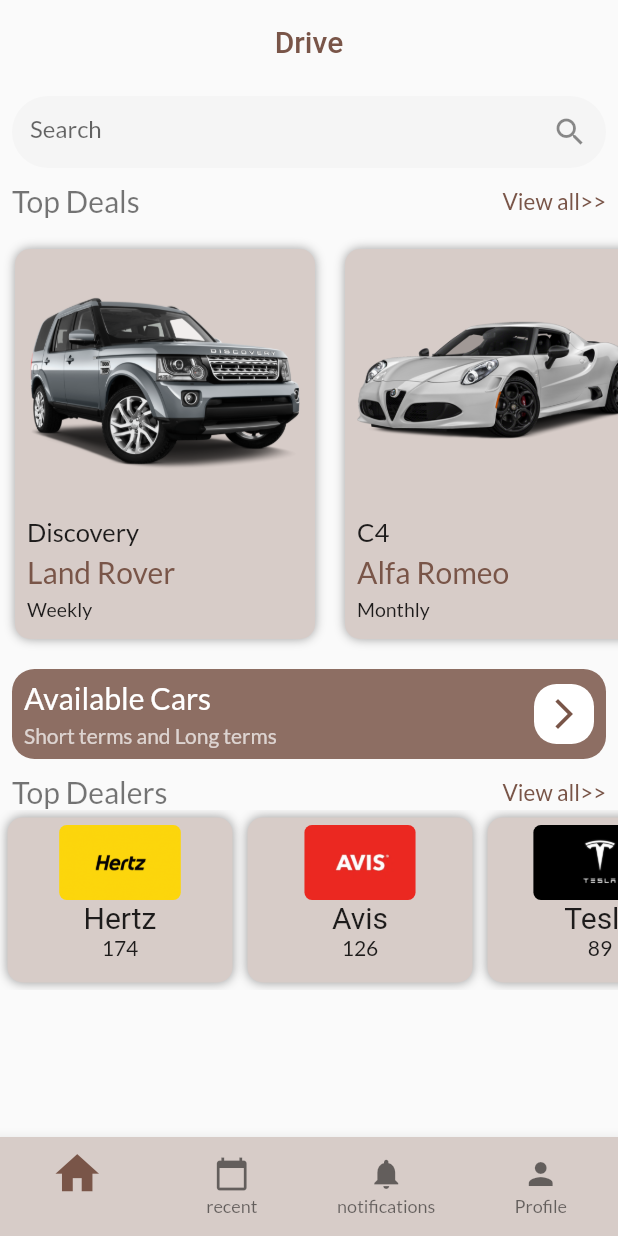
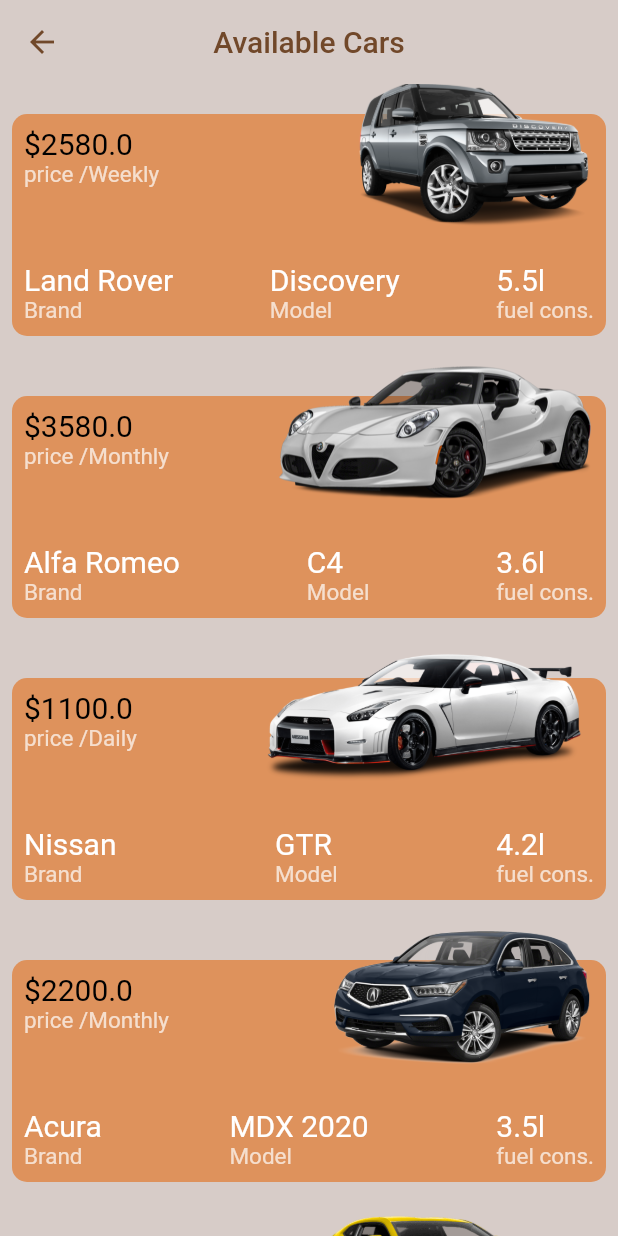
Before and after one commit to shema-ryan/drive, a Flutter app: the screen it shows once a user with an empty profile is signed in, after a tap on "Available Cars", on a phone screen of 412 x 824 dp. Run offline on Flutter 3.47's test engine with Material 2 defaults, Android fonts, the phone set to English and light mode, and no system bars; our stand-ins replace cloud_firestore, country_code_picker, firebase_auth, firebase_core, google_fonts; accounts and stored records are empty; network calls fail.

Commit message:
drive-app

```diff
--- a/lib/Authentication/ForgotPassword.dart
+++ b/lib/Authentication/ForgotPassword.dart
@@ -66,7 +66,7 @@
                             fillColor: Colors.grey.withOpacity(0.4)),
                       ),
                       SizedBox(
-                        height: 30,
+                        height: size.height * 0.04,
                       ),
                       GestureDetector(
                         onTap: () {
--- a/lib/Authentication/RegisterForm.dart
+++ b/lib/Authentication/RegisterForm.dart
@@ -152,8 +152,8 @@
             ),
             ListView(
               children: [
-                const SizedBox(
-                  height: 100,
+                SizedBox(
+                  height: size.height * 0.13,
                 ),
                 Center(
                   child: RichText(
@@ -178,11 +178,11 @@
                   ),
                 ),
                 SizedBox(
-                  height: 100,
+                  height: size.height * 0.13,
                 ),
                 AnimatedContainer(
                   duration: Duration(seconds: 1),
-                  height: _signState ? 470 : 300,
+                  height: _signState ? size.height * 0.62 : size.height * 0.4,
                   child: Card(
                     color: Colors.white54,
                     margin: const EdgeInsets.all(8.0),
@@ -324,7 +324,7 @@
                                   )),
                             if (_signState)
                               SizedBox(
-                                height: 20,
+                                height: size.height * 0.03,
                               ),
                             _loadingSpinner
                                 ? Center(
--- /dev/null
+++ b/lib/Screens/Available.dart
@@ -0,0 +1,137 @@
+import 'package:flutter/material.dart';
+import 'package:google_fonts/google_fonts.dart';
+import '../model/model.dart';
+
+class AvailableCars extends StatelessWidget {
+  static const String routeName = '/Available';
+  @override
+  Widget build(BuildContext context) {
+    return Scaffold(
+      backgroundColor: Theme.of(context).accentColor,
+      appBar: AppBar(
+        leading: IconButton(
+          onPressed: () {
+            Navigator.of(context).pop();
+          },
+          icon: Icon(
+            Icons.arrow_back,
+            color: Color(0xFF71482A),
+          ),
+        ),
+        brightness: Brightness.light,
+        backgroundColor: Colors.transparent,
+        elevation: 0.0,
+        centerTitle: true,
+        title: Text(
+          'Available Cars',
+          style: GoogleFonts.aBeeZee()
+              .copyWith(fontSize: 20, color: Color(0xFF71482A)),
+        ),
+      ),
+      body: ListView.builder(
+        padding: EdgeInsets.symmetric(horizontal: 8.0),
+        itemCount: Data.getCarList.length,
+        itemBuilder: (BuildContext context, int index) {
+          return Stack(
+            children: [
+              Container(
+                  padding: EdgeInsets.all(8.0),
+                  margin: EdgeInsets.symmetric(vertical: 20),
+                  decoration: BoxDecoration(
+                    borderRadius: BorderRadius.circular(10.0),
+                    color: Color(0xFFDE925C),
+                  ),
+                  child: Column(
+                    crossAxisAlignment: CrossAxisAlignment.start,
+                    children: [
+                      Column(
+                        crossAxisAlignment: CrossAxisAlignment.start,
+                        mainAxisAlignment: MainAxisAlignment.start,
+                        children: [
+                          Text(
+                            '\$' + '${Data.getCarList[index].price}',
+                            style: GoogleFonts.aBeeZee()
+                                .copyWith(fontSize: 20, color: Colors.black),
+                          ),
+                          Text(
+                            'price /' + Data.getCarList[index].condition,
+                            style: GoogleFonts.aBeeZee()
+                                .copyWith(fontSize: 15, color: Colors.white70),
+                          ),
+                        ],
+                      ),
+                      SizedBox(
+                        height: 50,
+                      ),
+                      Row(
+                        mainAxisAlignment: MainAxisAlignment.spaceBetween,
+                        children: [
+                          Column(
+                            crossAxisAlignment: CrossAxisAlignment.start,
+                            mainAxisAlignment: MainAxisAlignment.start,
+                            children: [
+                              Text(
+                                Data.getCarList[index].brand,
+                                style: GoogleFonts.aBeeZee().copyWith(
+                                    fontSize: 20, color: Colors.white),
+                              ),
+                              Text(
+                                'Brand',
+                                style: GoogleFonts.aBeeZee().copyWith(
+                                    fontSize: 15, color: Colors.white70),
+                              ),
+                            ],
+                          ),
+                          Column(
+                            crossAxisAlignment: CrossAxisAlignment.start,
+                            mainAxisAlignment: MainAxisAlignment.start,
+                            children: [
+                              Text(
+                                Data.getCarList[index].model,
+                                style: GoogleFonts.aBeeZee().copyWith(
+                                    fontSize: 20, color: Colors.white),
+                              ),
+                              Text(
+                                'Model',
+                                style: GoogleFonts.aBeeZee().copyWith(
+                                    fontSize: 15, color: Colors.white70),
+                              ),
+                            ],
+                          ),
+                          Column(
+                            crossAxisAlignment: CrossAxisAlignment.start,
+                            mainAxisAlignment: MainAxisAlignment.start,
+                            children: [
+                              Text(
+                                Data.getCarList[index].fuelConsumption ??
+                                    'shem',
+                                style: GoogleFonts.aBeeZee().copyWith(
+                                    fontSize: 20, color: Colors.white),
+                              ),
+                              Text(
+                                'fuel cons.',
+                                style: GoogleFonts.aBeeZee().copyWith(
+                                    fontSize: 15, color: Colors.white70),
+                              ),
+                            ],
+                          )
+                        ],
+                      ),
+                    ],
+                  )),
+              Positioned(
+                right: 10,
+                top: -5,
+                child: Image.asset(
+                  Data.getCarList[index].images[0],
+                  height: 100,
+                  fit: BoxFit.contain,
+                ),
+              ),
+            ],
+          );
+        },
+      ),
+    );
+  }
+}
--- a/lib/Screens/StartPage.dart
+++ b/lib/Screens/StartPage.dart
@@ -1,9 +1,13 @@
+import 'package:drive/Screens/Available.dart';
+import 'package:drive/services/Authentication.dart';
 import 'package:firebase_auth/firebase_auth.dart';
 import 'package:flutter/material.dart';
 import 'package:google_fonts/google_fonts.dart';
 import '../model/model.dart';
+import 'package:flutter/services.dart';
 
 class StartPage extends StatefulWidget {
+  static const String routeName = '/startPage';
   @override
   _StartPageState createState() => _StartPageState();
 }
@@ -13,8 +17,21 @@
   int _current = 0;
   @override
   Widget build(BuildContext context) {
+    final Size size = MediaQuery.of(context).size;
     return Scaffold(
+      backgroundColor: Theme.of(context).accentColor,
       appBar: AppBar(
+        actions: [
+          IconButton(
+            onPressed: () {
+              Authentication.signOut();
+            },
+            icon: Icon(
+              Icons.settings,
+              color: Colors.brown,
+            ),
+          ),
+        ],
         brightness: Brightness.light,
         backgroundColor: Colors.transparent,
         elevation: 0.0,
@@ -42,14 +59,14 @@
                     },
                     decoration: InputDecoration(
                         filled: true,
-                        fillColor: Colors.grey[100],
+                        fillColor: Colors.grey,
                         border: InputBorder.none,
                         hintText: 'Search',
                         suffixIcon: Icon(Icons.search))),
               ),
             ),
-            const SizedBox(
-              height: 10,
+            SizedBox(
+              height: size.height * 0.013,
             ),
             Padding(
               padding: const EdgeInsets.symmetric(horizontal: 8.0),
@@ -74,23 +91,22 @@
               ),
             ),
             SizedBox(
-              height: 10,
+              height: size.height * 0.013,
             ),
             Container(
-              height: 280,
+              height: size.height * 0.37,
               width: double.infinity,
               child: ListView.builder(
                 physics: BouncingScrollPhysics(),
                 scrollDirection: Axis.horizontal,
                 itemCount: Data.getCarList.length,
                 itemBuilder: (BuildContext context, int index) {
-                  print(Data.getCarList.length);
                   return Container(
                     padding: const EdgeInsets.all(8.0),
-                    width: 200,
+                    width: size.width * 0.51,
                     margin: const EdgeInsets.all(10.0),
                     decoration: BoxDecoration(
-                      color: Theme.of(context).accentColor,
+                      color: Colors.brown[300],
                       borderRadius: BorderRadius.circular(10.0),
                       boxShadow: [
                         BoxShadow(
@@ -104,29 +120,31 @@
                       children: [
                         Image.asset(
                           Data.getCarList[index].images[0],
-                          height: 160,
+                          height: size.height * 0.21,
                         ),
                         SizedBox(
-                          height: 10,
+                          height: size.height * 0.013,
                         ),
                         Text(
                           Data.getCarList[index].model,
-                          style: GoogleFonts.lato().copyWith(fontSize: 17),
+                          style: GoogleFonts.lato()
+                              .copyWith(fontSize: 17, color: Colors.white),
                         ),
                         SizedBox(
-                          height: 5,
+                          height: size.height * 0.007,
                         ),
                         Text(
                           Data.getCarList[index].brand,
                           style: GoogleFonts.lato()
-                              .copyWith(fontSize: 20, color: Colors.brown),
+                              .copyWith(fontSize: 20, color: Colors.white),
                         ),
                         SizedBox(
-                          height: 5,
+                          height: size.height * 0.007,
                         ),
                         Text(
                           Data.getCarList[index].condition,
-                          style: GoogleFonts.lato().copyWith(fontSize: 13),
+                          style: GoogleFonts.lato()
+                              .copyWith(fontSize: 13, color: Colors.white),
                         ),
                       ],
                     ),
@@ -134,18 +152,20 @@
                 },
               ),
             ),
-            const SizedBox(
-              height: 10,
+            SizedBox(
+              height: size.height * 0.013,
             ),
             GestureDetector(
-                onTap: () {},
+                onTap: () {
+                  Navigator.of(context).pushNamed(AvailableCars.routeName);
+                },
                 child: Container(
                   margin: EdgeInsets.symmetric(horizontal: 8.0),
                   padding: const EdgeInsets.symmetric(horizontal: 8.0),
-                  height: 60,
+                  height: size.height * 0.08,
                   decoration: BoxDecoration(
                     borderRadius: BorderRadius.circular(15.0),
-                    color: Colors.brown[400],
+                    color: Color(0xFFDE925C),
                   ),
                   child: Row(
                     mainAxisAlignment: MainAxisAlignment.spaceBetween,
@@ -160,7 +180,7 @@
                                 .copyWith(fontSize: 20, color: Colors.white),
                           ),
                           SizedBox(
-                            height: 5,
+                            height: size.height * 0.007,
                           ),
                           Text(
                             'Short terms and Long terms',
@@ -171,11 +191,11 @@
                       Container(
                         child: Icon(
                           Icons.arrow_forward_ios,
-                          color: Theme.of(context).primaryColor,
+                          color: Color(0xFFDE925C),
                         ),
                         alignment: Alignment.center,
-                        height: 40,
-                        width: 40,
+                        height: size.height * 0.05,
+                        width: size.width * 0.101,
                         decoration: BoxDecoration(
                           color: Colors.white,
                           borderRadius: BorderRadius.circular(15.0),
@@ -184,8 +204,8 @@
                     ],
                   ),
                 )),
-            const SizedBox(
-              height: 10,
+            SizedBox(
+              height: size.height * 0.013,
             ),
             Padding(
               padding: const EdgeInsets.symmetric(horizontal: 8.0),
@@ -210,7 +230,7 @@
               ),
             ),
             Container(
-              height: 120,
+              height: size.height * 0.15,
               child: ListView.builder(
                 scrollDirection: Axis.horizontal,
                 itemCount: Data.getDealerList.length,
@@ -221,7 +241,7 @@
                         borderRadius: BorderRadius.circular(5.0),
                         child: Image.asset(
                           Data.getDealerList[index].image,
-                          height: 50,
+                          height: size.height * .06,
                         ),
                       ),
                       Text(
@@ -235,9 +255,9 @@
                   ),
                   padding: EdgeInsets.all(5.0),
                   margin: EdgeInsets.all(5.0),
-                  width: 150,
+                  width: size.width * 0.38,
                   decoration: BoxDecoration(
-                    color: Theme.of(context).accentColor,
+                    color: Colors.brown[300],
                     borderRadius: BorderRadius.circular(10.0),
                     boxShadow: [
                       BoxShadow(
@@ -253,7 +273,7 @@
         ),
       ),
       bottomNavigationBar: BottomNavigationBar(
-        backgroundColor: Theme.of(context).accentColor,
+        backgroundColor: Colors.brown[300],
         currentIndex: _current,
         onTap: (value) {
           setState(() {
--- a/lib/main.dart
+++ b/lib/main.dart
@@ -1,3 +1,4 @@
+import 'package:drive/Screens/Available.dart';
 import 'package:firebase_auth/firebase_auth.dart';
 import 'package:flutter/material.dart';
 import 'package:google_fonts/google_fonts.dart';
@@ -44,6 +45,8 @@
       routes: {
         ForgetPassword.routeName: (BuildContext context) => ForgetPassword(),
         HomePage.routeName: (BuildContext context) => HomePage(),
+        StartPage.routeName: (BuildContext context) => StartPage(),
+        AvailableCars.routeName: (BuildContext context) => AvailableCars(),
       },
     );
   }
--- a/lib/model/data.dart
+++ b/lib/model/data.dart
@@ -4,8 +4,16 @@
   double price;
   String condition;
   List<String> images;
+  String fuelConsumption;
 
-  Car({this.brand, this.model, this.price, this.condition, this.images});
+  Car({
+    this.brand,
+    this.model,
+    this.price,
+    this.condition,
+    this.images,
+    this.fuelConsumption,
+  });
 }
 
 class Dealer {
@@ -23,6 +31,7 @@
       model: "Discovery",
       price: 2580,
       condition: "Weekly",
+      fuelConsumption: "5.5l",
       images: [
         "assets/images/land_rover_0.png",
         "assets/images/land_rover_1.png",
@@ -37,6 +46,7 @@
       images: [
         "assets/images/alfa_romeo_c4_0.png",
       ],
+      fuelConsumption: '3.6l',
     ),
     Car(
       brand: "Nissan",
@@ -49,6 +59,7 @@
         "assets/images/nissan_gtr_2.png",
         "assets/images/nissan_gtr_3.png",
       ],
+      fuelConsumption: '4.2l',
     ),
     Car(
       brand: "Acura",
@@ -60,6 +71,7 @@
         "assets/images/acura_1.png",
         "assets/images/acura_2.png",
       ],
+      fuelConsumption: '3.5l',
     ),
     Car(
         brand: "Chevrolet",
@@ -71,7 +83,7 @@
           "assets/images/camaro_1.png",
           "assets/images/camaro_2.png",
         ],
-    ),
+        fuelConsumption: '5.02l'),
     Car(
       brand: "Ferrari",
       model: "Spider 488",
@@ -84,6 +96,7 @@
         "assets/images/ferrari_spider_488_3.png",
         "assets/images/ferrari_spider_488_4.png",
       ],
+      fuelConsumption: '6.5l',
     ),
     Car(
       brand: "Ford",
@@ -94,6 +107,7 @@
         "assets/images/ford_0.png",
         "assets/images/ford_1.png",
       ],
+      fuelConsumption: '5.2l',
     ),
     Car(
       brand: "Fiat",
@@ -104,6 +118,7 @@
         "assets/images/fiat_0.png",
         "assets/images/fiat_1.png",
       ],
+      fuelConsumption: '4.9l',
     ),
     Car(
       brand: "Honda",
@@ -113,6 +128,7 @@
       images: [
         "assets/images/honda_0.png",
       ],
+      fuelConsumption: '3.2l',
     ),
     Car(
       brand: "Citroen",
@@ -124,6 +140,7 @@
         "assets/images/citroen_1.png",
         "assets/images/citroen_2.png",
       ],
+      fuelConsumption: '2.5l',
     ),
   ];
   static List<Dealer> getDealerList = [
```
Lines whose indentation alone changed are shown as unchanged.
